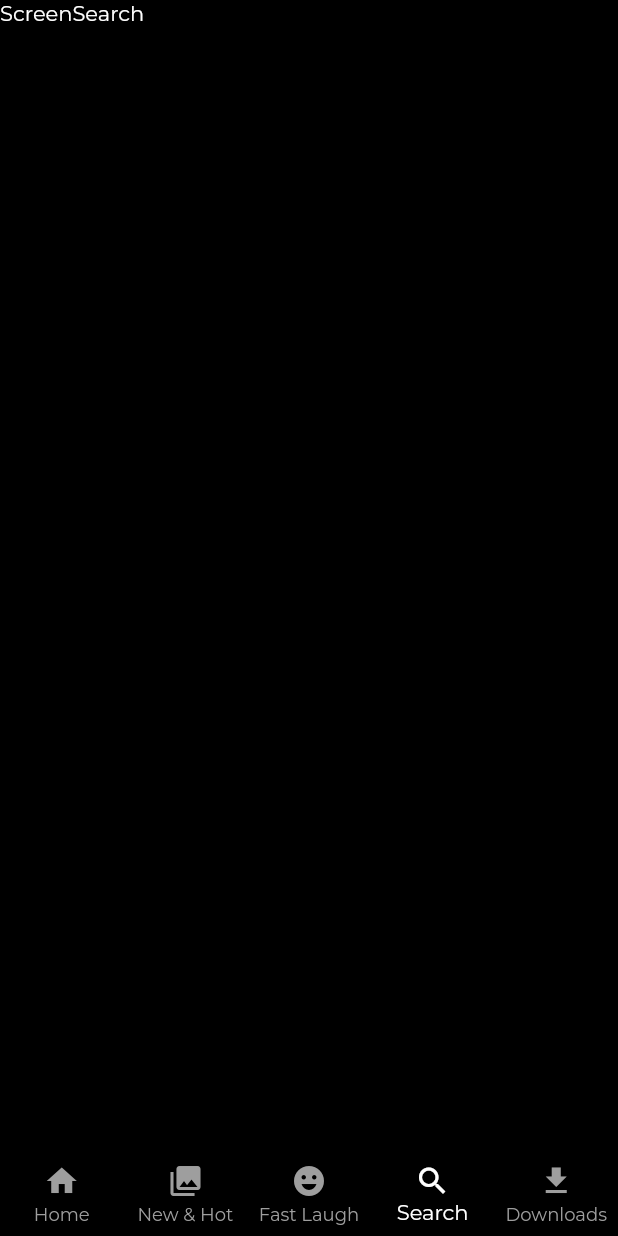
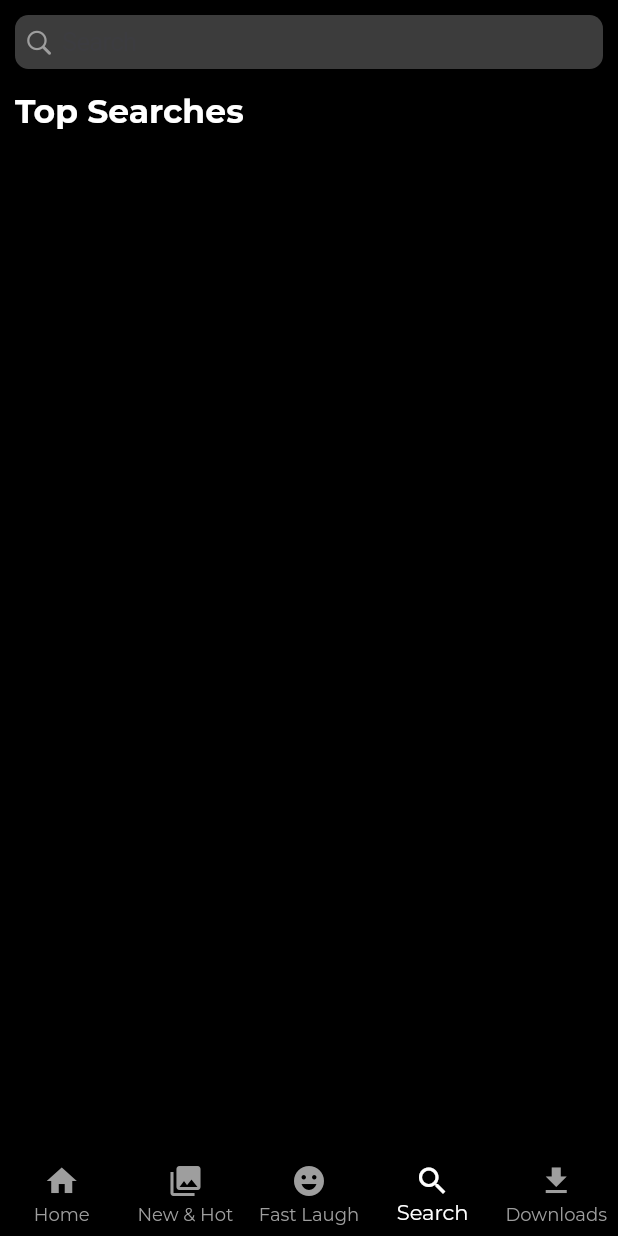
Before and after one commit to Bassambasheer/Netflix-clone, a Flutter app: the screen it shows after launch, item 4 of the bottom bar chosen, on a phone screen of 412 x 824 dp. Run offline on Flutter 3.47's test engine with Material 2 defaults, Android fonts, the phone set to English and light mode, and no system bars; our stand-ins replace google_fonts.

Commit message:
Search started

```diff
--- a/lib/core/constants.dart
+++ b/lib/core/constants.dart
@@ -1,5 +1,6 @@
-import 'package:flutter/cupertino.dart';
+import 'package:flutter/material.dart';
 
-const kWidth = SizedBox(
-  width: 10
+const kWidth = SizedBox(width: 10);
+const kheight = SizedBox(
+  height: 15,
 );
--- a/lib/presentation/search/screen_search.dart
+++ b/lib/presentation/search/screen_search.dart
@@ -1,4 +1,7 @@
+import 'package:flutter/cupertino.dart';
 import 'package:flutter/material.dart';
+import 'package:netflix/core/constants.dart';
+import 'package:netflix/presentation/search/widgets/search_idle.dart';
 
 class ScreenSearch extends StatelessWidget {
   const ScreenSearch({ Key? key }) : super(key: key);
@@ -6,7 +9,26 @@ class ScreenSearch extends StatelessWidget {
   @override
   Widget build(BuildContext context) {
     return Scaffold(
-      body: Text("ScreenSearch"),
+   body: SafeArea(child: Padding(
+     padding: const EdgeInsets.all(10.0),
+     child: Column(
+       crossAxisAlignment: CrossAxisAlignment.start,
+       children: [
+         CupertinoSearchTextField(
+           backgroundColor:Colors.grey.withOpacity(0.38),
+           prefixIcon:const Icon(CupertinoIcons.search,
+           color: Colors.grey,),
+           suffixIcon:const Icon(CupertinoIcons.xmark_circle_fill,
+           color: Colors.grey,),
+           style:const TextStyle(
+             color: Colors.white
+           ),
+         ),
+         kheight,
+        const SearchIdleWidget()
+       ],
+     ),
+   ))
 
     );
   }
--- /dev/null
+++ b/lib/presentation/search/widgets/search_idle.dart
@@ -0,0 +1,19 @@
+import 'package:flutter/material.dart';
+
+class SearchIdleWidget extends StatelessWidget {
+  const SearchIdleWidget({ Key? key }) : super(key: key);
+
+  @override
+  Widget build(BuildContext context) {
+    return Column(
+      children: const [
+       Text("Top Searches",
+         style: TextStyle(
+           fontSize: 22,
+           fontWeight: FontWeight.bold
+         ),),
+      ],
+
+    );
+  }
+}
```
